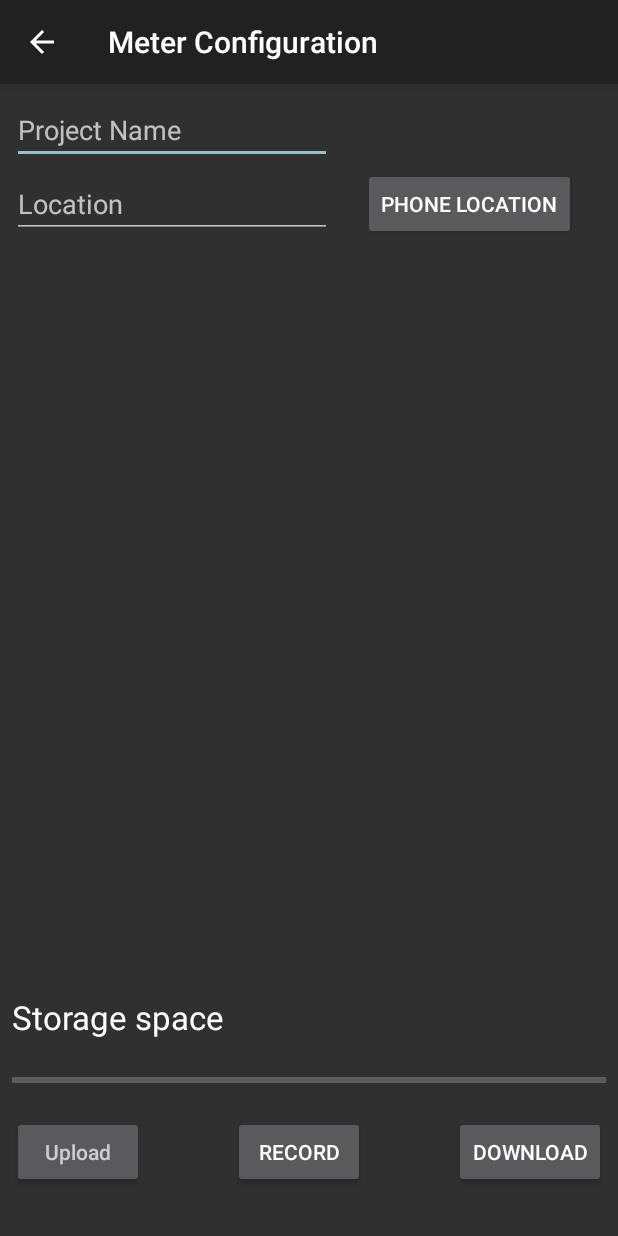
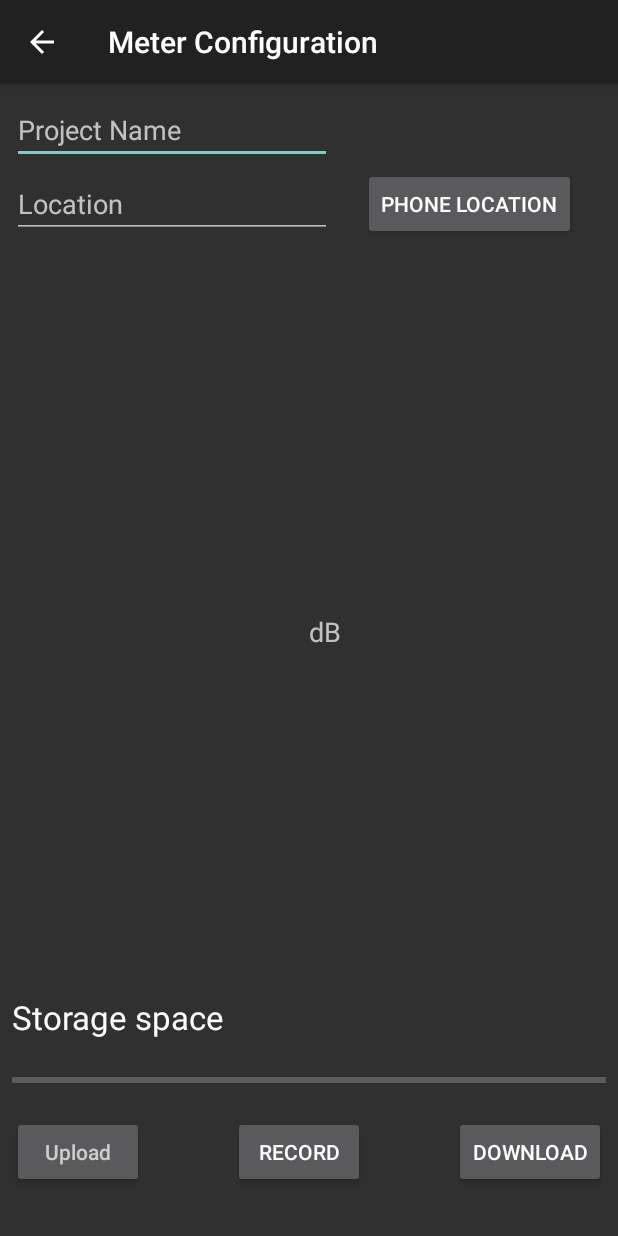
Before and after one commit to ThierrySt-Arnaud/390C-Project, an Android app: the MeterConfigScreen screen opened directly, with no data from a screen before it, on a phone screen of 412 x 824 dp. Run offline under Robolectric (Android 15) with nearby library versions, the phone set to English and light mode, and no system bars; 1 statement that could not run was skipped.

Commit message:
Added instantaneous values to the firmware test app

```diff
--- a/FirmwareTest/app/src/main/java/ca/concordia/teamc/firmwaretest/BluetoothService.java
+++ b/FirmwareTest/app/src/main/java/ca/concordia/teamc/firmwaretest/BluetoothService.java
@@ -290,7 +290,7 @@ public class BluetoothService extends Service {
                     String readMessage = new String(buffer, 0, bytes, Charset.forName("UTF-8"));
                     Log.d("DEBUG BT PART", "CONNECTED THREAD " + readMessage);
                     // Send the obtained bytes to the UI Activity via handler
-                    bluetoothIn.obtainMessage(handlerState, bytes, -1, readMessage).sendToTarget();
+                    bluetoothIn.obtainMessage(handlerState, bytes, -1, buffer).sendToTarget();
                 } catch (IOException e) {
                     Log.d("DEBUG BT", e.toString());
                     Log.d("BT SERVICE", "UNABLE TO READ/WRITE, STOPPING SERVICE");
--- a/FirmwareTest/app/src/main/res/layout/meter_config_screen.xml
+++ b/FirmwareTest/app/src/main/res/layout/meter_config_screen.xml
@@ -121,4 +121,14 @@
         app:layout_constraintEnd_toStartOf="@+id/downloadButton"
         app:layout_constraintStart_toEndOf="@+id/saveButton" />
 
+    <TextView
+        android:id="@+id/textView3"
+        android:layout_width="wrap_content"
+        android:layout_height="wrap_content"
+        android:layout_marginBottom="8dp"
+        android:text="dB"
+        android:textAppearance="@style/TextAppearance.AppCompat.Medium"
+        app:layout_constraintBottom_toBottomOf="@+id/textView2"
+        app:layout_constraintStart_toEndOf="@+id/textView2" />
+
 </android.support.constraint.ConstraintLayout>
```
Also changed, not shown: FirmwareTest/app/src/main/java/ca/concordia/teamc/firmwaretest/MeterConfigScreen.java (+10 -2 lines), 1 other file.
